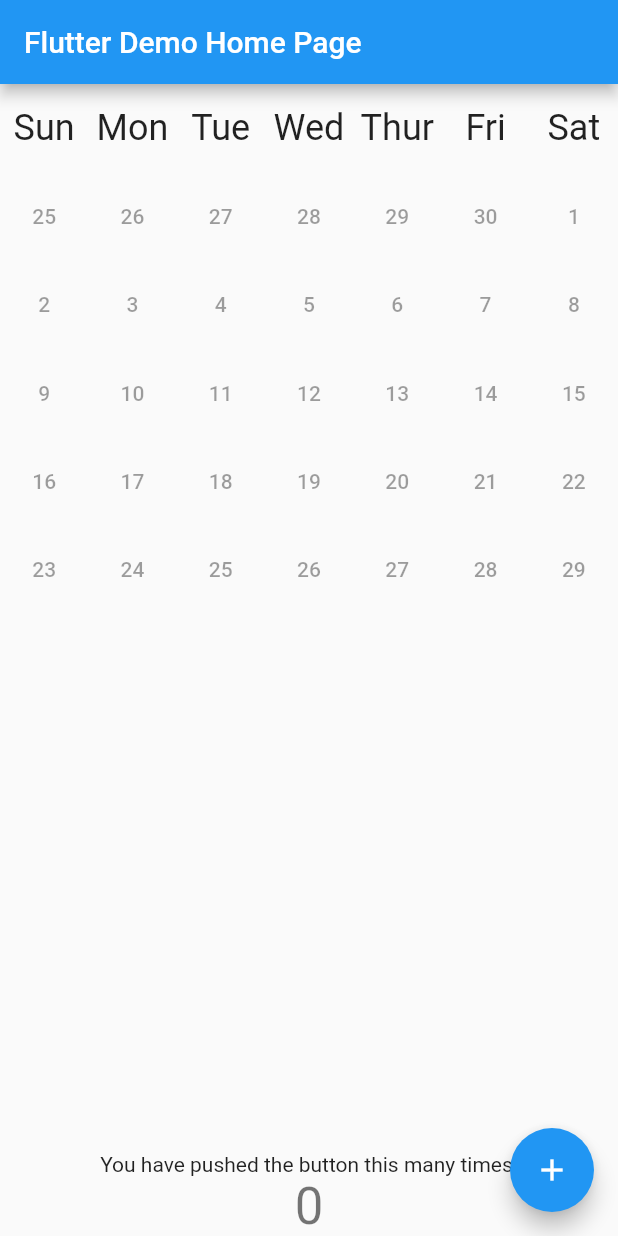
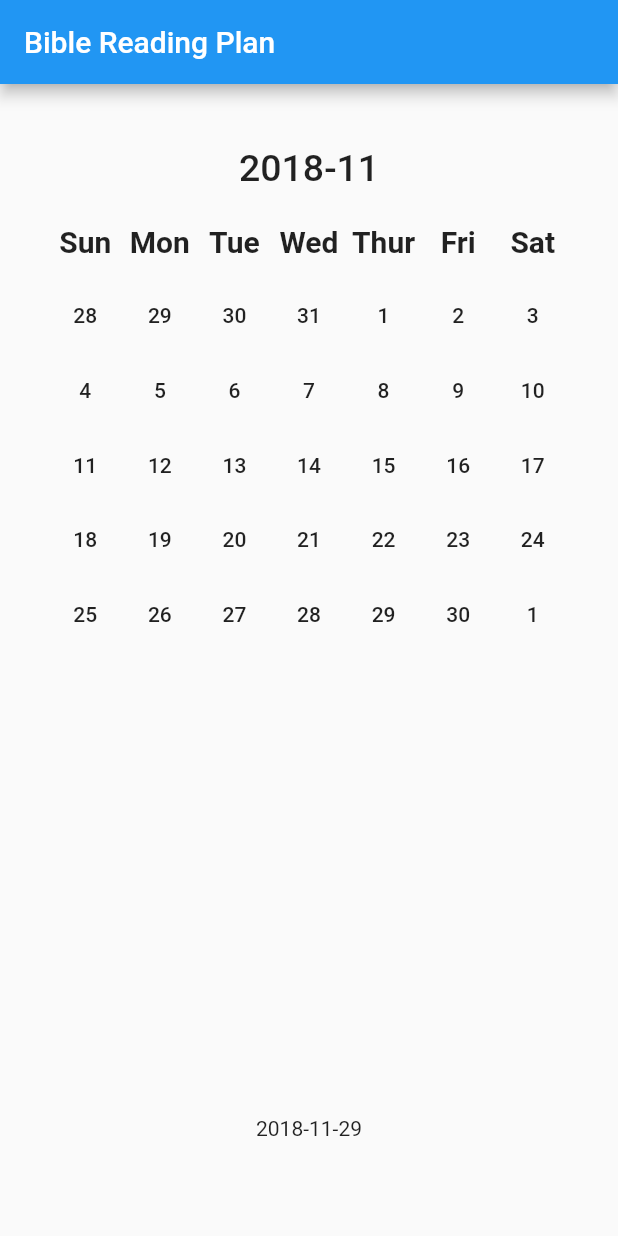
Before and after one commit to elcymon/one-year-bible-app, a Flutter app: the screen it shows after launch, on a phone screen of 412 x 824 dp. Run offline on Flutter 3.47's test engine with Material 2 defaults, Android fonts, the phone set to English and light mode, and no system bars.

Commit message:
now able to use datepicker to select date and display the clicked dates as text at the bottom of screen

```diff
--- a/one_year_bible/lib/main.dart
+++ b/one_year_bible/lib/main.dart
@@ -1,3 +1,5 @@
+import 'package:flutter/material.dart';
+import 'dart:async';
 import 'dart:math';                                                                                                                                                                                                                        import 'package:flutter/material.dart';
 
 void main() => runApp(MyApp());
@@ -45,74 +47,73 @@ class MyHomePage extends StatefulWidget {
 
 class _MyHomePageState extends State<MyHomePage> {
   int _counter = 0;
-
-  void _incrementCounter() {
+  Map<int,String> _index2Day = new Map.fromIterables([0,1,2,3,4,5,6], ['Sun','Mon','Tue','Wed','Thur','Fri','Sat']);
+  DateTime _chosenDate = new DateTime.now();
+  DateTime _chosenReading = new DateTime.now();
+  //print(_chosenDate.toString());
+  Future _selectDate() async {
+    DateTime picked = await showDatePicker(context: context,
+                                initialDate: new DateTime.now(),
+                                firstDate: new DateTime(2018),
+                                lastDate: new DateTime(2050)
+                      );
+    if(picked != null) {
       setState(() {
-      // This call to setState tells the Flutter framework that something has
-      // changed in this State, which causes it to rerun the build method below
-      // so that the display can reflect the updated values. If we changed
-      // _counter without calling setState(), then the build method would not be
-      // called again, and so nothing would appear to happen.
-      _counter++;
+        _chosenDate = picked;
+        _chosenReading = picked;
       });
     }
+  }
+  void _viewThisDay(DateTime thisDay) {
+    setState(() {
+      _chosenReading = thisDay;
+    });
+  }
+  Center _calenderView(int index) {
+    //function that takes index as input and generates a view of the calender for the reading plan
 
-  Map<int,String> _index2Day = new Map.fromIterables([0,1,2,3,4,5,6], ['Sun','Mon','Tue','Wed','Thur','Fri','Sat']);
-  var chosenDate = new DateTime.now();
 
-  Center _calenderView(int index) {
-    int firstMonthWeekDay = chosenDate.weekday;
+    Widget childWidget;
+    if(index <= 6){
+      childWidget = Text(_index2Day[index],
+          style:TextStyle(fontWeight: FontWeight.bold,fontSize: 20),);
+    }
+    else {
+      //handle the display of the dates.
+      DateTime monthChosenStart = DateTime(_chosenDate.year,_chosenDate.month,1);
+
+      int firstMonthWeekDay = monthChosenStart.weekday;
       DateTime currentDate;
-    if(index > 6) {
-      int daysValue = index - 7  - firstMonthWeekDay;
+      int daysValue = index - 7 - firstMonthWeekDay;
       if(daysValue < 0)
-        currentDate = chosenDate.subtract(new Duration(days: daysValue.abs()));
+        currentDate = monthChosenStart.subtract(new Duration(days: daysValue.abs()));
       else
-        currentDate = chosenDate.add(new Duration(days: daysValue.abs()));
+        currentDate = monthChosenStart.add(new Duration(days: daysValue.abs()));
+      childWidget = new FlatButton(onPressed: () => _viewThisDay(currentDate),
+              child: Text("${currentDate.day}"));
     }
-    Widget childWidget = (index <= 6) ? Text(_index2Day[index],style: Theme.of(context).textTheme.headline,): new FlatButton(onPressed: null, child: Text("${currentDate.day}"));
 
-    return Center(
-      child: childWidget/*Text(
-        'Item $index',
-        style: Theme.of(context).textTheme.headline,
-      )*/,
-    );
+    return Center(child: childWidget,);
+
   }
   @override
   Widget build(BuildContext context) {
-    // This method is rerun every time setState is called, for instance as done
-    // by the _incrementCounter method above.
-    //
-    // The Flutter framework has been optimized to make rerunning build methods
-    // fast, so that you can just rebuild anything that needs updating rather
-    // than having to individually change instances of widgets.
     return Scaffold(
       appBar: AppBar(
         // Here we take the value from the MyHomePage object that was created by
         // the App.build method, and use it to set our appbar title.
-        title: Text(widget.title),
+        title: Text('Bible Reading Plan'),
       ),
-      body: Center(
+      body: Container(
+        padding: EdgeInsets.all(32.0),
+        child:  Center(
           // Center is a layout widget. It takes a single child and positions it
           // in the middle of the parent.
           child: Column(
-          // Column is also layout widget. It takes a list of children and
-          // arranges them vertically. By default, it sizes itself to fit its
-          // children horizontally, and tries to be as tall as its parent.
-          //
-          // Invoke "debug painting" (press "p" in the console, choose the
-          // "Toggle Debug Paint" action from the Flutter Inspector in Android
-          // Studio, or the "Toggle Debug Paint" command in Visual Studio Code)
-          // to see the wireframe for each widget.
-          //
-          // Column has various properties to control how it sizes itself and
-          // how it positions its children. Here we use mainAxisAlignment to
-          // center the children vertically; the main axis here is the vertical
-          // axis because Columns are vertical (the cross axis would be
-          // horizontal).
-          mainAxisAlignment: MainAxisAlignment.center,
             children: <Widget>[
+              new FlatButton(onPressed: _selectDate,
+                child: new Text("${_chosenDate.year}-${_chosenDate.month}",
+                style: TextStyle(fontSize: 25),),),
               new Expanded(child: GridView.count(
                 // Create a grid with 7 columns. If you change the scrollDirection to
                 // horizontal, this would produce 7 rows.
@@ -121,21 +122,20 @@ class _MyHomePageState extends State<MyHomePage> {
                 children: List.generate(42, (index) {return _calenderView(index);
                 }),
               )),
-            Text(
-              'You have pushed the button this many times:',
-            ),
-            Text(
-              '$_counter',
-              style: Theme.of(context).textTheme.display1,
-            ),
+              Container(
+                padding: EdgeInsets.only(bottom:32.0),
+                child: Column(
+                  children: <Widget>[
+                    new Text("${_chosenReading.year}-${_chosenReading.month}-${_chosenReading.day}")
+                  ],
+                )
+                )
             ],
           ),
         ),
-      floatingActionButton: FloatingActionButton(
-        onPressed: _incrementCounter,
-        tooltip: 'Increment',
-        child: Icon(Icons.add),
-      ), // This trailing comma makes auto-formatting nicer for build methods.
+
+      )
     );
   }
+
 }
```
Lines whose indentation alone changed are shown as unchanged.
